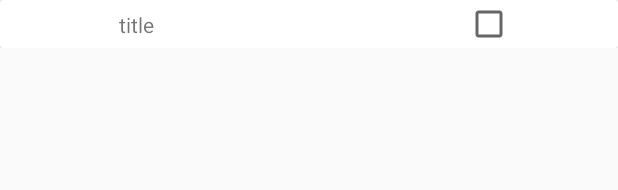
After one commit to Stigus96/CheckListProject, an Android app: the layout item.xml on its own in the app's theme, with its tools: preview values and no code run, on a phone screen of 412 x 824 dp. The commit adds this screen. Shown: the top 190 px of the screen. Run offline under Robolectric (Android 15) with nearby library versions, the phone set to English and light mode, and no system bars.

Commit message:
added checklist activity with recycleview for items

```diff
--- a/CheckListApp/app/src/main/AndroidManifest.xml
+++ b/CheckListApp/app/src/main/AndroidManifest.xml
@@ -28,6 +28,9 @@
             android:name=".CreateUserActivity"
             android:label="@string/title_activity_createuser"
             android:theme="@style/AppTheme" />
+        <activity android:name=".ChecklistActivity"
+            android:label="Checklist"
+            android:theme="@style/AppTheme" />
     </application>
 
 </manifest>
--- /dev/null
+++ b/CheckListApp/app/src/main/res/layout/item.xml
@@ -0,0 +1,48 @@
+<?xml version="1.0" encoding="utf-8"?>
+<androidx.constraintlayout.widget.ConstraintLayout xmlns:android="http://schemas.android.com/apk/res/android"
+    xmlns:app="http://schemas.android.com/apk/res-auto"
+    xmlns:tools="http://schemas.android.com/tools"
+    android:layout_width="match_parent"
+    android:layout_height="wrap_content">
+
+    <androidx.cardview.widget.CardView
+        android:layout_width="match_parent"
+        android:layout_height="wrap_content"
+        app:layout_constraintBottom_toBottomOf="parent"
+        app:layout_constraintEnd_toEndOf="parent"
+        app:layout_constraintStart_toStartOf="parent"
+        app:layout_constraintTop_toTopOf="parent">
+
+
+        <androidx.constraintlayout.widget.ConstraintLayout
+            android:layout_width="match_parent"
+            android:layout_height="match_parent">
+
+            <TextView
+                android:id="@+id/item_title"
+                android:layout_width="wrap_content"
+                android:layout_height="wrap_content"
+                android:layout_marginStart="25dp"
+                android:text="title"
+                app:layout_constraintBottom_toBottomOf="parent"
+                app:layout_constraintEnd_toStartOf="@+id/item_checkbox"
+                app:layout_constraintHorizontal_bias="0.206"
+                app:layout_constraintStart_toStartOf="parent"
+                app:layout_constraintTop_toTopOf="parent" />
+
+            <CheckBox
+                android:id="@+id/item_checkbox"
+                android:layout_width="wrap_content"
+                android:layout_height="wrap_content"
+                app:layout_constraintBottom_toBottomOf="parent"
+                app:layout_constraintEnd_toEndOf="parent"
+                app:layout_constraintHorizontal_bias="0.815"
+                app:layout_constraintStart_toStartOf="parent"
+                app:layout_constraintTop_toTopOf="parent"
+                app:layout_constraintVertical_bias="0.0" />
+
+        </androidx.constraintlayout.widget.ConstraintLayout>
+
+    </androidx.cardview.widget.CardView>
+
+</androidx.constraintlayout.widget.ConstraintLayout>
```
Also changed, not shown: CheckListApp/app/src/main/java/com/example/checklistapp/Checklist.java (+21 -0 lines), CheckListApp/app/src/main/java/com/example/checklistapp/ChecklistActivity.java (+35 -1 lines), CheckListApp/app/src/main/java/com/example/checklistapp/Client.java (+43 -1 lines), CheckListApp/app/src/main/java/com/example/checklistapp/Item.java (+28 -1 lines), CheckListApp/app/src/main/java/com/example/checklistapp/ItemAdapter.java (+78 -1 lines), CheckListApp/app/src/main/res/layout/activity_checklist.xml (+4 -3 lines).
